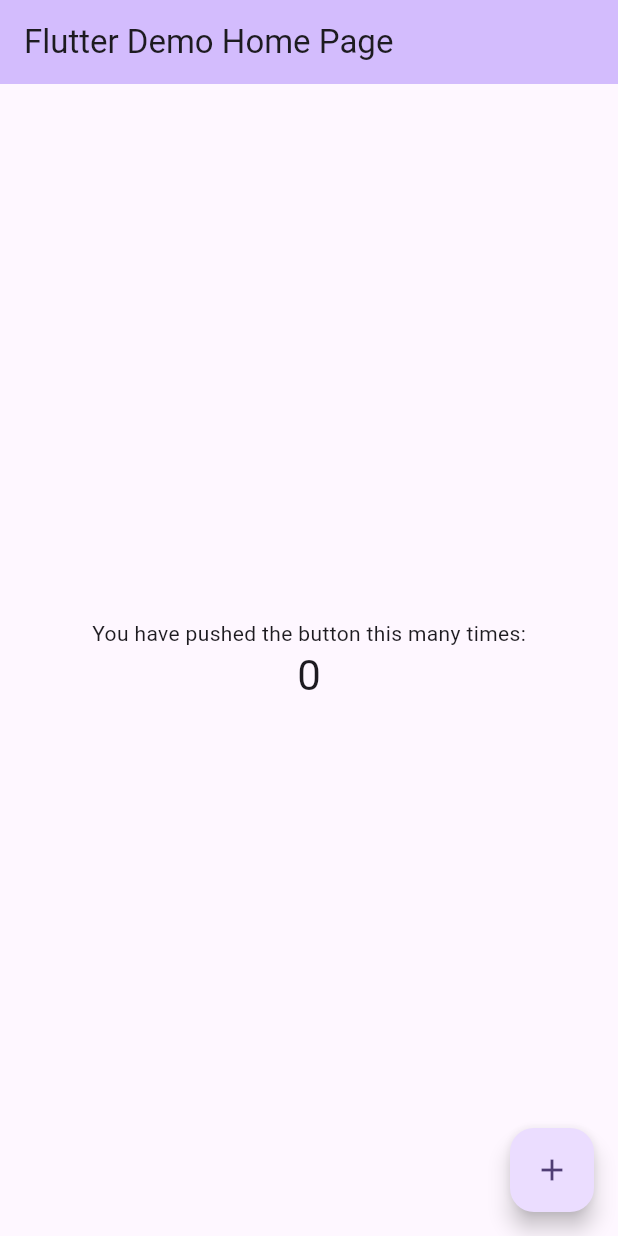
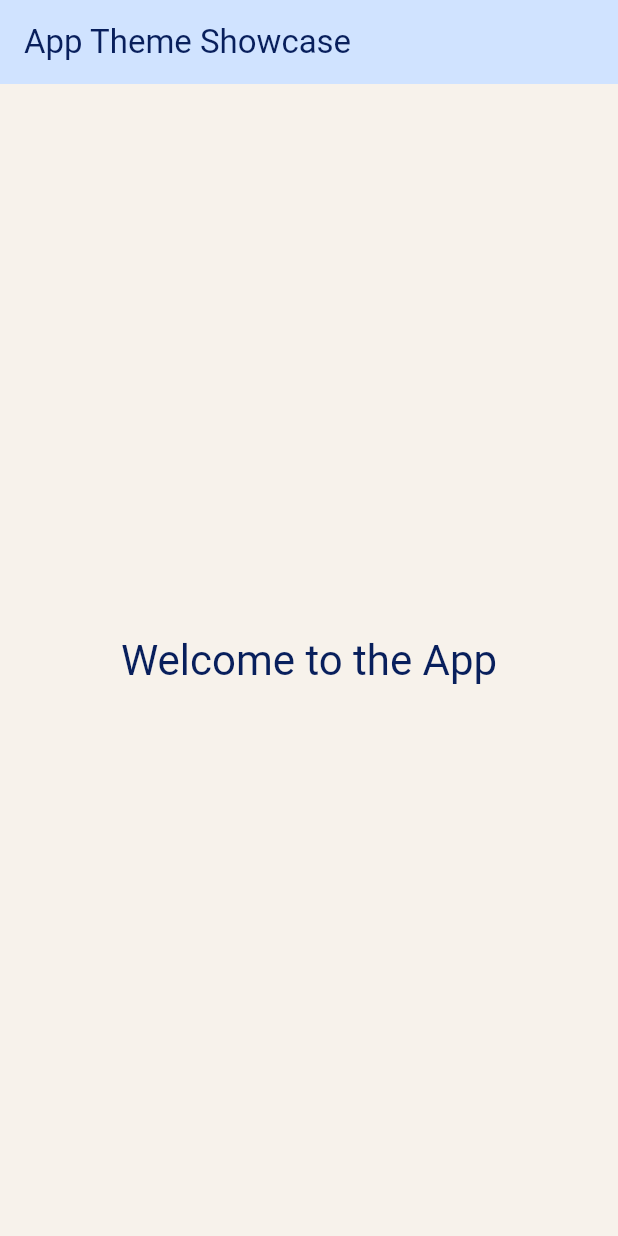
Before and after one commit to anand-184/aiq, a Flutter app: the screen it shows after launch, on a phone screen of 412 x 824 dp. Run offline on Flutter 3.47's test engine with Material 3 defaults, Android fonts, the phone set to English and light mode, and no system bars.

Commit message:
Theme set

```diff
--- a/lib/main.dart
+++ b/lib/main.dart
@@ -7,115 +7,101 @@ void main() {
 class MyApp extends StatelessWidget {
   const MyApp({super.key});
 
-  // This widget is the root of your application.
   @override
   Widget build(BuildContext context) {
+    // Extracted color palette
+    const royalBlue = Color(0xFF334EAC);
+    const moonWhite = Color(0xFFF7F2EB);
+    const chinaBlue = Color(0xFF7096D1);
+    const asianPear = Color(0xFFF2F0DE);
+    const midnightBlue = Color(0xFF081F5C);
+    const dawnBlue = Color(0xFFD0E3FF);
+    const jicamaWhite = Color(0xFFFFF9F0);
+    const porcelainGray = Color(0xFFEDF1F6);
+    const skyBlue = Color(0xFFBAD6EB);
+
     return MaterialApp(
-      title: 'Flutter Demo',
+      title: 'Material Theme App',
+      themeMode: ThemeMode.system,
       theme: ThemeData(
-        // This is the theme of your application.
-        //
-        // TRY THIS: Try running your application with "flutter run". You'll see
-        // the application has a purple toolbar. Then, without quitting the app,
-        // try changing the seedColor in the colorScheme below to Colors.green
-        // and then invoke "hot reload" (save your changes or press the "hot
-        // reload" button in a Flutter-supported IDE, or press "r" if you used
-        // the command line to start the app).
-        //
-        // Notice that the counter didn't reset back to zero; the application
-        // state is not lost during the reload. To reset the state, use hot
-        // restart instead.
-        //
-        // This works for code too, not just values: Most code changes can be
-        // tested with just a hot reload.
-        colorScheme: .fromSeed(seedColor: Colors.deepPurple),
+        useMaterial3: true,
+        scaffoldBackgroundColor: moonWhite,
+        colorScheme: ColorScheme.fromSeed(
+          seedColor: royalBlue,
+          brightness: Brightness.light,
+          primary: royalBlue,
+          onPrimary: jicamaWhite,
+          primaryContainer: dawnBlue,
+          onPrimaryContainer: midnightBlue,
+          secondary: chinaBlue,
+          onSecondary: jicamaWhite,
+          secondaryContainer: skyBlue,
+          onSecondaryContainer: midnightBlue,
+          tertiary: asianPear,
+          onTertiary: midnightBlue,
+          surface: moonWhite,
+          onSurface: midnightBlue,
+        ),
+        appBarTheme: const AppBarTheme(
+          backgroundColor: dawnBlue,
+          foregroundColor: midnightBlue,
+          elevation: 0,
+        ),
+        floatingActionButtonTheme: const FloatingActionButtonThemeData(
+          backgroundColor: royalBlue,
+          foregroundColor: jicamaWhite,
+        ),
       ),
-      home: const MyHomePage(title: 'Flutter Demo Home Page'),
+      darkTheme: ThemeData(
+        useMaterial3: true,
+        scaffoldBackgroundColor: midnightBlue,
+        colorScheme: ColorScheme.fromSeed(
+          seedColor: royalBlue,
+          brightness: Brightness.dark,
+          primary: chinaBlue,
+          onPrimary: midnightBlue,
+          primaryContainer: royalBlue,
+          onPrimaryContainer: dawnBlue,
+          secondary: skyBlue,
+          onSecondary: midnightBlue,
+          secondaryContainer: chinaBlue,
+          onSecondaryContainer: jicamaWhite,
+          tertiary: porcelainGray,
+          onTertiary: midnightBlue,
+          surface: midnightBlue,
+          onSurface: porcelainGray,
+        ),
+        appBarTheme: const AppBarTheme(
+          backgroundColor: royalBlue,
+          foregroundColor: dawnBlue,
+          elevation: 0,
+        ),
+        floatingActionButtonTheme: const FloatingActionButtonThemeData(
+          backgroundColor: chinaBlue,
+          foregroundColor: midnightBlue,
+        ),
+      ),
+      home: const MyHomePage(title: 'App Theme Showcase'),
     );
   }
 }
 
-class MyHomePage extends StatefulWidget {
+class MyHomePage extends StatelessWidget {
   const MyHomePage({super.key, required this.title});
-
-  // This widget is the home page of your application. It is stateful, meaning
-  // that it has a State object (defined below) that contains fields that affect
-  // how it looks.
-
-  // This class is the configuration for the state. It holds the values (in this
-  // case the title) provided by the parent (in this case the App widget) and
-  // used by the build method of the State. Fields in a Widget subclass are
-  // always marked "final".
 
   final String title;
 
   @override
-  State<MyHomePage> createState() => _MyHomePageState();
-}
-
-class _MyHomePageState extends State<MyHomePage> {
-  int _counter = 0;
-
-  void _incrementCounter() {
-    setState(() {
-      // This call to setState tells the Flutter framework that something has
-      // changed in this State, which causes it to rerun the build method below
-      // so that the display can reflect the updated values. If we changed
-      // _counter without calling setState(), then the build method would not be
-      // called again, and so nothing would appear to happen.
-      _counter++;
-    });
-  }
-
-  @override
   Widget build(BuildContext context) {
-    // This method is rerun every time setState is called, for instance as done
-    // by the _incrementCounter method above.
-    //
-    // The Flutter framework has been optimized to make rerunning build methods
-    // fast, so that you can just rebuild anything that needs updating rather
-    // than having to individually change instances of widgets.
     return Scaffold(
       appBar: AppBar(
-        // TRY THIS: Try changing the color here to a specific color (to
-        // Colors.amber, perhaps?) and trigger a hot reload to see the AppBar
-        // change color while the other colors stay the same.
-        backgroundColor: Theme.of(context).colorScheme.inversePrimary,
-        // Here we take the value from the MyHomePage object that was created by
-        // the App.build method, and use it to set our appbar title.
-        title: Text(widget.title),
+        title: Text(title),
       ),
       body: Center(
-        // Center is a layout widget. It takes a single child and positions it
-        // in the middle of the parent.
-        child: Column(
-          // Column is also a layout widget. It takes a list of children and
-          // arranges them vertically. By default, it sizes itself to fit its
-          // children horizontally, and tries to be as tall as its parent.
-          //
-          // Column has various properties to control how it sizes itself and
-          // how it positions its children. Here we use mainAxisAlignment to
-          // center the children vertically; the main axis here is the vertical
-          // axis because Columns are vertical (the cross axis would be
-          // horizontal).
-          //
-          // TRY THIS: Invoke "debug painting" (choose the "Toggle Debug Paint"
-          // action in the IDE, or press "p" in the console), to see the
-          // wireframe for each widget.
-          mainAxisAlignment: .center,
-          children: [
-            const Text('You have pushed the button this many times:'),
-            Text(
-              '$_counter',
-              style: Theme.of(context).textTheme.headlineMedium,
-            ),
-          ],
+        child: Text(
+          'Welcome to the App',
+          style: Theme.of(context).textTheme.headlineMedium,
         ),
-      ),
-      floatingActionButton: FloatingActionButton(
-        onPressed: _incrementCounter,
-        tooltip: 'Increment',
-        child: const Icon(Icons.add),
       ),
     );
   }
```
